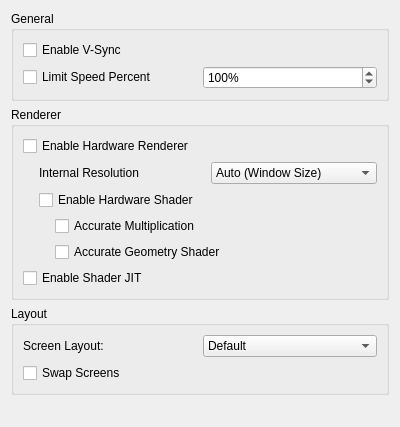
Old version of the form src/citra_qt/configuration/configure_graphics.ui in the repository grimtnt/citra.
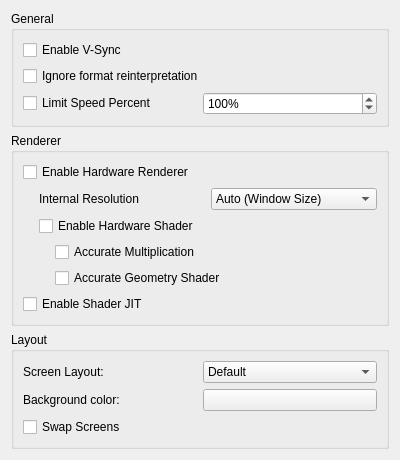
New version of the form.

Diff of the .ui file:
```diff
--- a/src/citra_qt/configuration/configure_graphics.ui
+++ b/src/citra_qt/configuration/configure_graphics.ui
@@ -7,7 +7,7 @@
     <x>0</x>
     <y>0</y>
     <width>400</width>
-    <height>427</height>
+    <height>442</height>
    </rect>
   </property>
   <property name="windowTitle">
@@ -27,6 +27,13 @@
         </property>
        </widget>
       </item>
+      <item>
+       <widget class="QCheckBox" name="toggle_bos">
+        <property name="text">
+         <string>Ignore format reinterpretation</string>
+        </property>
+       </widget>
+      </item>
       <item>
        <layout class="QHBoxLayout" name="horizontalLayout_2">
         <item>
@@ -248,6 +255,20 @@
         </item>
        </layout>
       </item>
+      <item>
+       <layout class="QHBoxLayout" name="horizontalLayout_3">
+        <item>
+         <widget class="QLabel" name="label_background_color">
+          <property name="text">
+           <string>Background color:</string>
+          </property>
+         </widget>
+        </item>
+        <item>
+         <widget class="QPushButton" name="layout_bg"/>
+        </item>
+       </layout>
+      </item>
       <item>
        <widget class="QCheckBox" name="swap_screen">
         <property name="text">
```
